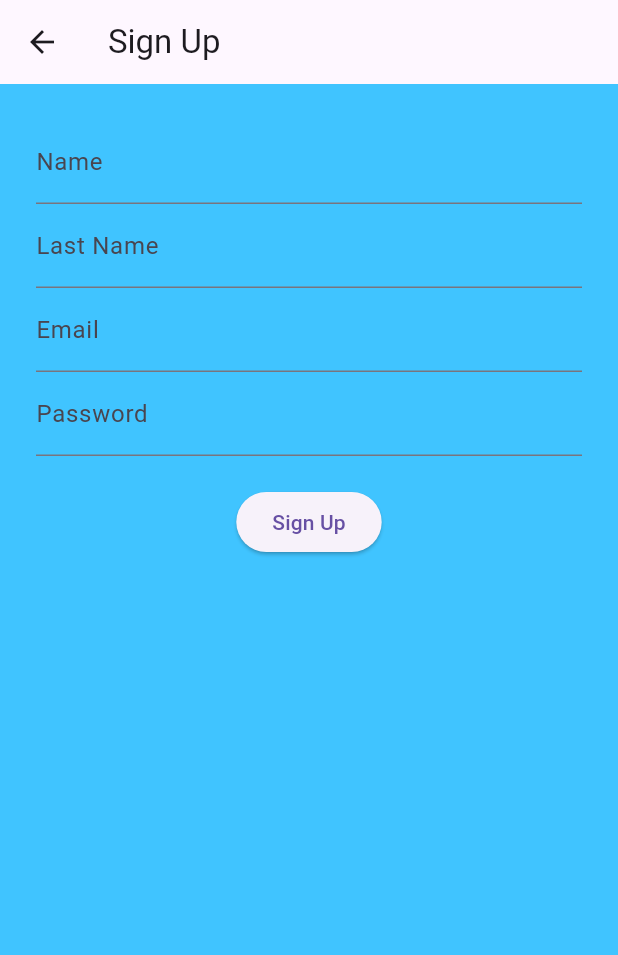
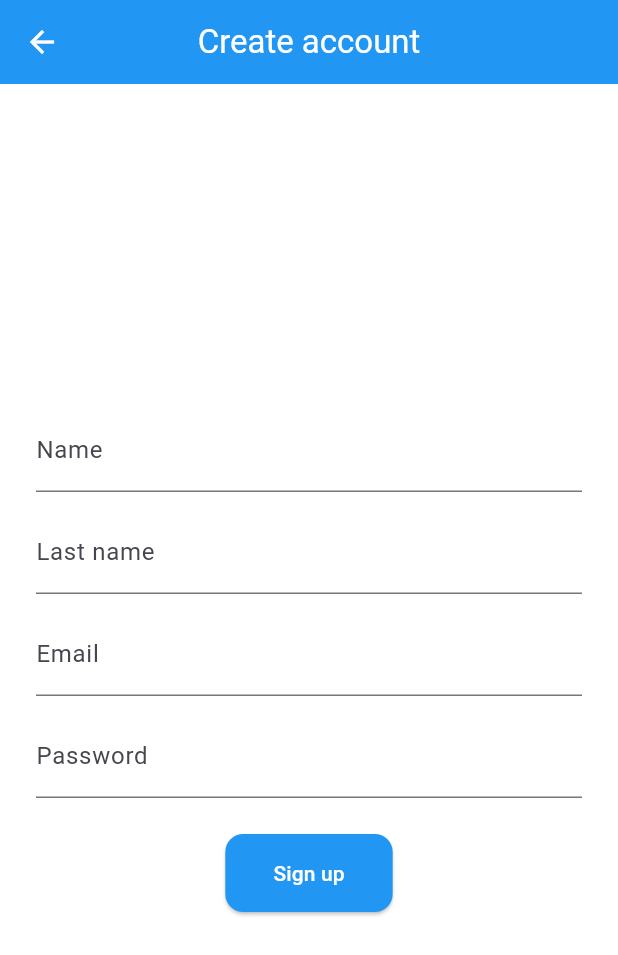
Before and after one commit to kubakarol/trip_link, a Flutter app: the RegisterScreen screen opened by its route, on a phone screen of 412 x 824 dp. Shown: the top 955 px of the screen. Run offline on Flutter 3.47's test engine with Material 3 defaults, Android fonts, the phone set to English and light mode, and no system bars; our stand-ins replace cloud_firestore, firebase_auth, firebase_core; accounts and stored records are empty; network calls fail.

Commit message:
register pages

```diff
--- a/lib/screens/register_screen.dart
+++ b/lib/screens/register_screen.dart
@@ -1,6 +1,6 @@
+import 'package:flutter/material.dart';
+import 'package:firebase_auth/firebase_auth.dart';
 import 'package:cloud_firestore/cloud_firestore.dart';
-import 'package:firebase_auth/firebase_auth.dart';
-import 'package:flutter/material.dart';
 
 class RegisterScreen extends StatefulWidget {
   const RegisterScreen({super.key});
@@ -10,36 +10,33 @@ class RegisterScreen extends StatefulWidget {
 }
 
 class _RegisterScreenState extends State<RegisterScreen> {
+  final _formKey = GlobalKey<FormState>();
   final _nameCtrl = TextEditingController();
   final _lastNameCtrl = TextEditingController();
   final _emailCtrl = TextEditingController();
   final _passwordCtrl = TextEditingController();
-  final _formKey = GlobalKey<FormState>();
 
   void _register() async {
     if (!_formKey.currentState!.validate()) return;
 
     try {
       final auth = FirebaseAuth.instance;
-      final firestore = FirebaseFirestore.instance;
-
       final userCredential = await auth.createUserWithEmailAndPassword(
         email: _emailCtrl.text.trim(),
         password: _passwordCtrl.text.trim(),
       );
-      final uid = userCredential.user!.uid;
 
-      await firestore.collection('users').doc(uid).set({
+      await FirebaseFirestore.instance
+          .collection('users')
+          .doc(userCredential.user!.uid)
+          .set({
             'name': _nameCtrl.text.trim(),
             'lastName': _lastNameCtrl.text.trim(),
             'email': _emailCtrl.text.trim(),
             'createdAt': Timestamp.now(),
           });
 
-      ScaffoldMessenger.of(
-        context,
-      ).showSnackBar(SnackBar(content: Text('User registered successfully!')));
-      Navigator.pushReplacementNamed(context, '/home');
+      Navigator.pushReplacementNamed(context, '/setup');
     } on FirebaseAuthException catch (e) {
       ScaffoldMessenger.of(
         context,
@@ -50,58 +47,71 @@ class _RegisterScreenState extends State<RegisterScreen> {
   @override
   Widget build(BuildContext context) {
     return Scaffold(
-      appBar: AppBar(title: Text("Sign Up")),
-      backgroundColor: Colors.lightBlueAccent,
-      body: Form(
+      backgroundColor: Colors.white,
+      appBar: AppBar(
+        backgroundColor: Colors.blue,
+        foregroundColor: Colors.white,
+        centerTitle: true,
+        title: const Text("Create account"),
+      ),
+      body: Center(
+        child: SingleChildScrollView(
+          padding: const EdgeInsets.all(24),
+          child: ConstrainedBox(
+            constraints: const BoxConstraints(maxWidth: 400),
+            child: Form(
               key: _formKey,
-        child: Padding(
-          padding: EdgeInsets.all(24),
               child: Column(
+                mainAxisSize: MainAxisSize.min,
                 children: [
                   TextFormField(
                     controller: _nameCtrl,
-                decoration: InputDecoration(labelText: "Name"),
-                validator: (value) {
-                  if (value == null || value.isEmpty) {
-                    return 'Enter your name';
-                  }
-                  return null;
-                },
+                    decoration: const InputDecoration(labelText: "Name"),
+                    validator: (v) =>
+                        v == null || v.isEmpty ? 'Required' : null,
                   ),
+                  const SizedBox(height: 12),
                   TextFormField(
                     controller: _lastNameCtrl,
-                decoration: InputDecoration(labelText: "Last Name"),
-                validator: (value) {
-                  if (value == null || value.isEmpty) {
-                    return 'Enter you last name';
-                  }
-                  return null;
-                },
+                    decoration: const InputDecoration(labelText: "Last name"),
+                    validator: (v) =>
+                        v == null || v.isEmpty ? 'Required' : null,
                   ),
+                  const SizedBox(height: 12),
                   TextFormField(
                     controller: _emailCtrl,
-                decoration: InputDecoration(labelText: "Email"),
-                validator: (value) {
-                  if (value == null || value.isEmpty) {
-                    return 'Enter your email';
-                  }
-                  return null;
-                },
+                    decoration: const InputDecoration(labelText: "Email"),
+                    validator: (v) => v == null || !v.contains('@')
+                        ? 'Enter a valid email'
+                        : null,
                   ),
+                  const SizedBox(height: 12),
                   TextFormField(
                     controller: _passwordCtrl,
-                decoration: InputDecoration(labelText: "Password"),
-                validator: (value) {
-                  if (value == null || value.isEmpty) {
-                    return 'Enter your password';
-                  }
-                  return null;
-                },
+                    decoration: const InputDecoration(labelText: "Password"),
                     obscureText: true,
+                    validator: (v) =>
+                        v != null && v.length >= 6 ? null : 'Min 6 characters',
                   ),
-              SizedBox(height: 20),
-              ElevatedButton(onPressed: _register, child: Text("Sign Up")),
+                  const SizedBox(height: 24),
+                  ElevatedButton(
+                    onPressed: _register,
+                    style: ElevatedButton.styleFrom(
+                      backgroundColor: Colors.blue,
+                      foregroundColor: Colors.white,
+                      padding: const EdgeInsets.symmetric(
+                        horizontal: 32,
+                        vertical: 16,
+                      ),
+                      shape: RoundedRectangleBorder(
+                        borderRadius: BorderRadius.circular(12),
+                      ),
+                    ),
+                    child: const Text("Sign up"),
+                  ),
                 ],
+              ),
+            ),
           ),
         ),
       ),
```
Also changed, not shown: lib/screens/home_screen.dart (+54 -2 lines), lib/screens/setup_screen.dart (added, +233 -0 lines), lib/screens/welcome_screen.dart (+50 -26 lines), lib/widgets/setup_step_bio.dart (added, +35 -0 lines), lib/widgets/setup_step_goal.dart (added, +35 -0 lines), lib/widgets/setup_step_guide.dart (added, +38 -0 lines). Lines whose indentation alone changed are shown as unchanged.
